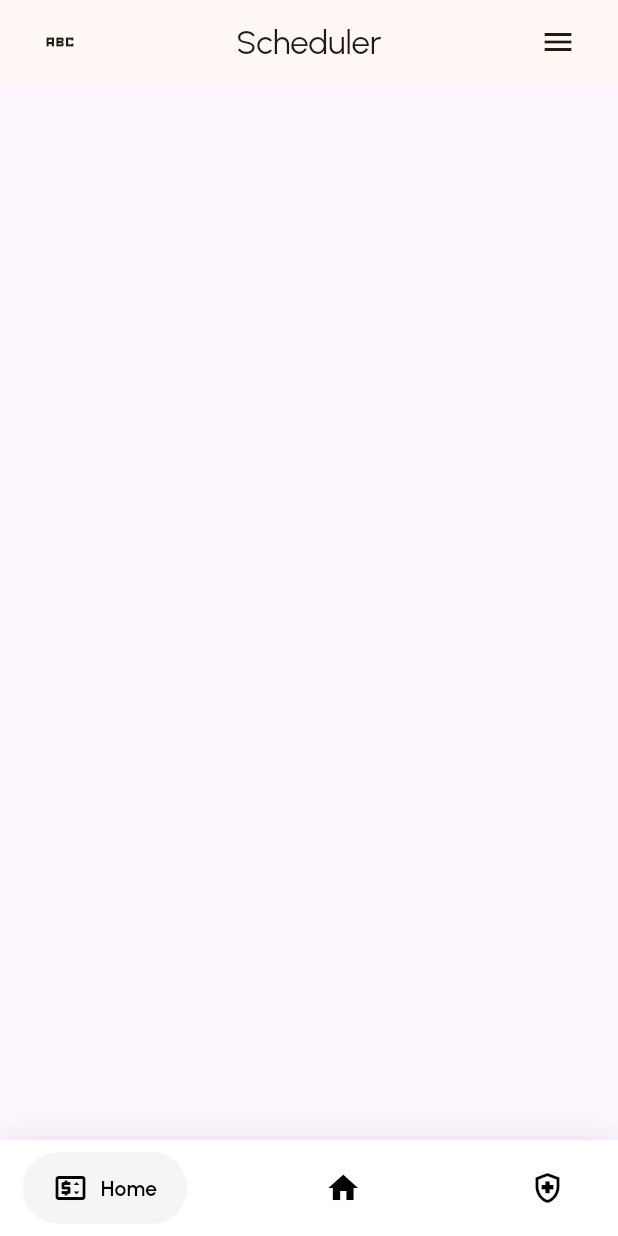
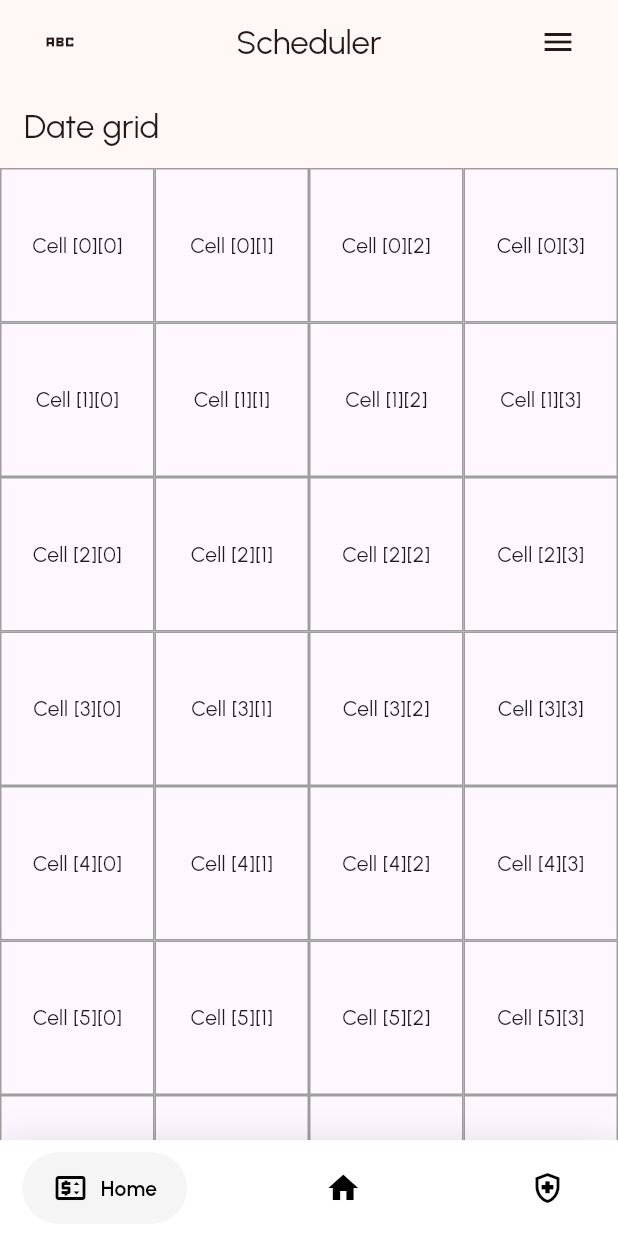
Before and after one commit to siddharth177/timeboxing, a Flutter app: the screen it shows after launch, on a phone screen of 412 x 824 dp. Run offline on Flutter 3.47's test engine with Material 3 defaults, Android fonts, the phone set to English and light mode, and no system bars; drawn by our look-alikes of google_nav_bar; our stand-ins replace flutter_riverpod, google_fonts, hugeicons, shared_preferences.

Commit message:
add base of even data grid to show timeline

```diff
--- a/lib/screens/home_screen.dart
+++ b/lib/screens/home_screen.dart
@@ -1,5 +1,6 @@
 import 'package:flutter/material.dart';
 import 'package:timeboxing/widgets/custom_navigation_bar.dart';
+import 'package:timeboxing/widgets/timeline.dart';
 
 class HomeScreen extends StatefulWidget {
   const HomeScreen({super.key});
@@ -28,6 +29,7 @@ class _HomeScreenState extends State<HomeScreen> {
           ],
         ),
       ),
+      body: const Timeline(),
       bottomNavigationBar: const CustomNavigationBar(),
     );
   }
--- /dev/null
+++ b/lib/widgets/timeline.dart
@@ -0,0 +1,40 @@
+import 'package:flutter/material.dart';
+
+class Timeline extends StatefulWidget {
+  const Timeline({super.key});
+
+  @override
+  State<Timeline> createState() => _TimelineState();
+}
+
+class _TimelineState extends State<Timeline> {
+  int N = 10;
+  int M = 4;
+
+  @override
+  Widget build(BuildContext context) {
+    return Scaffold(
+      appBar: AppBar(
+        title: const Text("Date grid"),
+      ),
+      body: GridView.builder(
+        gridDelegate:
+            SliverGridDelegateWithFixedCrossAxisCount(crossAxisCount: M),
+        itemCount: N * M,
+        itemBuilder: (BuildContext context, int index) {
+          final int i = index ~/ M; // Row index
+          final int j = index % M; // Column index
+
+          return Container(
+            decoration: BoxDecoration(
+              border: Border.all(color: Colors.grey),
+            ),
+            child: Center(
+              child: Text('Cell [$i][$j]'),
+            ),
+          );
+        },
+      ),
+    );
+  }
+}
```
